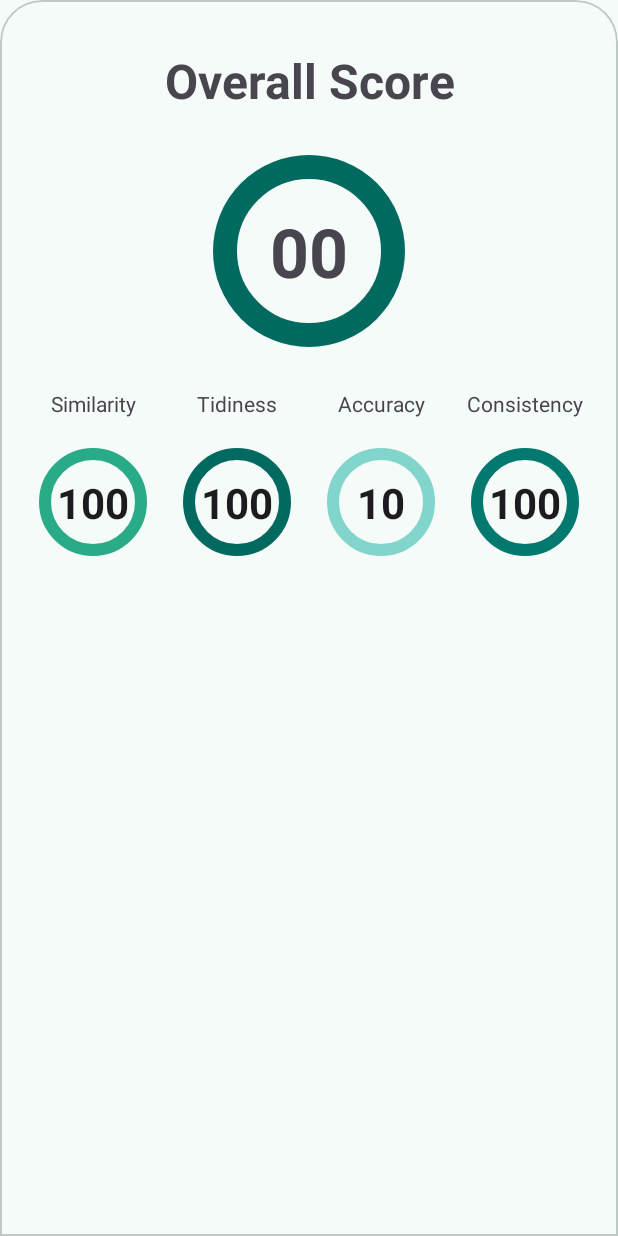
After one commit to damarbob/MaghribMengaji, an Android app: the layout bottom_sheet_check_result.xml on its own in the app's theme, with its tools: preview values and no code run, on a phone screen of 412 x 824 dp. The commit adds this screen. Run offline under Robolectric (Android 15) with nearby library versions, the phone set to English and light mode, and no system bars.

Commit message:
Added Check Result and some UI changes

```diff
--- a/app/src/main/java/com/simsinfotekno/maghribmengaji/ui/adapter/PageAdapter.kt
+++ b/app/src/main/java/com/simsinfotekno/maghribmengaji/ui/adapter/PageAdapter.kt
@@ -69,7 +69,7 @@ class PageAdapter(
                 viewHolder.imageStatus.setImageDrawable(
                     AppCompatResources.getDrawable(
                         viewHolder.imageStatus.context,
-                        R.drawable.round_check_circle_outline_24
+                        R.drawable.check_circle_24px
                     )
                 )
             }
@@ -78,7 +78,7 @@ class PageAdapter(
                 viewHolder.imageStatus.setImageDrawable(
                     AppCompatResources.getDrawable(
                         viewHolder.imageStatus.context,
-                        R.drawable.outline_hourglass_empty_24
+                        R.drawable.hourglass_empty_24px
                     )
                 )
             }
@@ -87,7 +87,7 @@ class PageAdapter(
                 viewHolder.imageStatus.setImageDrawable(
                     AppCompatResources.getDrawable(
                         viewHolder.imageStatus.context,
-                        R.drawable.baseline_arrow_forward_ios_24
+                        R.drawable.arrow_forward_ios_24px
                     )
                 )
             }
--- /dev/null
+++ b/app/src/main/res/layout/bottom_sheet_check_result.xml
@@ -0,0 +1,232 @@
+<?xml version="1.0" encoding="utf-8"?>
+<com.google.android.material.card.MaterialCardView xmlns:android="http://schemas.android.com/apk/res/android"
+    xmlns:app="http://schemas.android.com/apk/res-auto"
+    android:layout_width="match_parent"
+    android:layout_height="match_parent"
+    android:id="@+id/bottomSheetCheckResult"
+    style="@style/Widget.Material3.BottomSheet"
+    app:layout_behavior="@string/bottom_sheet_behavior"
+    android:padding="@dimen/activity_horizontal_margin">
+
+    <ScrollView
+        android:layout_width="match_parent"
+        android:layout_height="match_parent">
+
+        <androidx.constraintlayout.widget.ConstraintLayout
+            android:layout_width="match_parent"
+            android:layout_height="wrap_content">
+
+            <TextView
+                android:id="@+id/checkResultTextView"
+                android:layout_width="match_parent"
+                android:layout_height="wrap_content"
+                android:layout_marginTop="24dp"
+                android:textAlignment="center"
+                android:text="@string/overall_score"
+                android:textAppearance="@style/TextAppearance.Material3.HeadlineLarge"
+                android:textStyle="bold"
+                app:layout_constraintEnd_toEndOf="parent"
+                app:layout_constraintStart_toStartOf="parent"
+                app:layout_constraintTop_toTopOf="parent" />
+
+            <TextView
+                android:id="@+id/checkResultTextViewOverallScore"
+                android:layout_width="match_parent"
+                android:layout_height="wrap_content"
+                android:textAlignment="center"
+                android:text="00"
+                android:textAppearance="@style/TextAppearance.Material3.DisplayMedium"
+                android:textStyle="bold"
+                app:layout_constraintBottom_toBottomOf="@id/checkResultCircularProgressScore"
+                app:layout_constraintEnd_toEndOf="@id/checkResultCircularProgressScore"
+                app:layout_constraintStart_toStartOf="@id/checkResultCircularProgressScore"
+                app:layout_constraintTop_toTopOf="@+id/checkResultCircularProgressScore" />
+
+            <com.google.android.material.progressindicator.CircularProgressIndicator
+                android:id="@+id/checkResultCircularProgressScore"
+                android:layout_width="wrap_content"
+                android:layout_height="wrap_content"
+                android:layout_marginTop="24dp"
+                android:progress="100"
+                android:indeterminate="false"
+                app:showAnimationBehavior="outward"
+                app:trackCornerRadius="8dp"
+                style="@style/Widget.Material3.LinearProgressIndicator"
+                app:indicatorSize="128dp"
+                app:layout_constraintEnd_toEndOf="parent"
+                app:layout_constraintStart_toStartOf="parent"
+                app:layout_constraintTop_toBottomOf="@id/checkResultTextView"
+                app:trackThickness="16dp" />
+
+            <TextView
+                android:id="@+id/checkResultTextViewPreliminaryText"
+                android:layout_width="wrap_content"
+                android:layout_height="wrap_content"
+                android:layout_marginTop="24dp"
+                android:text="@string/similarity"
+                app:layout_constraintEnd_toEndOf="@+id/checkResultProgressIndicatorPreliminary"
+                app:layout_constraintStart_toStartOf="@+id/checkResultProgressIndicatorPreliminary"
+                app:layout_constraintTop_toBottomOf="@id/checkResultCircularProgressScore" />
+
+            <TextView
+                android:id="@+id/checkResultTextViewPreliminaryResult"
+                android:layout_width="wrap_content"
+                android:layout_height="wrap_content"
+                android:text="100"
+                android:textAppearance="@style/TextAppearance.Material3.HeadlineMedium"
+                android:textStyle="bold"
+                app:layout_constraintBottom_toBottomOf="@+id/checkResultProgressIndicatorPreliminary"
+                app:layout_constraintEnd_toEndOf="@+id/checkResultProgressIndicatorPreliminary"
+                app:layout_constraintStart_toStartOf="@+id/checkResultProgressIndicatorPreliminary"
+                app:layout_constraintTop_toTopOf="@+id/checkResultProgressIndicatorPreliminary" />
+
+            <com.google.android.material.progressindicator.CircularProgressIndicator
+                android:id="@+id/checkResultProgressIndicatorPreliminary"
+                style="@style/Widget.Material3.LinearProgressIndicator"
+                android:layout_width="wrap_content"
+                android:layout_height="wrap_content"
+                android:layout_marginStart="16dp"
+                android:layout_marginTop="16dp"
+                android:layout_marginEnd="8dp"
+                android:progress="100"
+                app:indicatorSize="72dp"
+                app:layout_constraintEnd_toStartOf="@id/checkResultProgressIndicatorTidiness"
+                app:layout_constraintStart_toStartOf="parent"
+                app:layout_constraintTop_toBottomOf="@id/checkResultTextViewPreliminaryText"
+                app:trackCornerRadius="4dp"
+                app:trackThickness="8dp"
+                app:indicatorColor="@color/maghrib_mengaji_primary_variant"/>
+
+            <TextView
+                android:id="@+id/checkResultTextViewTidinessText"
+                android:layout_width="wrap_content"
+                android:layout_height="wrap_content"
+                android:layout_marginTop="24dp"
+                android:text="@string/tidiness"
+                app:layout_constraintEnd_toEndOf="@+id/checkResultProgressIndicatorTidiness"
+                app:layout_constraintStart_toStartOf="@+id/checkResultProgressIndicatorTidiness"
+                app:layout_constraintTop_toBottomOf="@id/checkResultCircularProgressScore" />
+
+            <TextView
+                android:id="@+id/checkResultTextViewTidinessResult"
+                android:layout_width="wrap_content"
+                android:layout_height="wrap_content"
+                android:text="100"
+                android:textAppearance="@style/TextAppearance.Material3.HeadlineMedium"
+                android:textStyle="bold"
+                app:layout_constraintBottom_toBottomOf="@+id/checkResultProgressIndicatorTidiness"
+                app:layout_constraintEnd_toEndOf="@+id/checkResultProgressIndicatorTidiness"
+                app:layout_constraintStart_toStartOf="@+id/checkResultProgressIndicatorTidiness"
+                app:layout_constraintTop_toTopOf="@+id/checkResultProgressIndicatorTidiness" />
+
+            <com.google.android.material.progressindicator.CircularProgressIndicator
+                android:id="@+id/checkResultProgressIndicatorTidiness"
+                style="@style/Widget.Material3.LinearProgressIndicator"
+                android:layout_width="wrap_content"
+                android:layout_height="wrap_content"
+                android:layout_marginTop="16dp"
+                android:layout_marginStart="8dp"
+                android:layout_marginEnd="8dp"
+                android:progress="100"
+                app:indicatorSize="72dp"
+                app:layout_constraintStart_toEndOf="@id/checkResultProgressIndicatorPreliminary"
+                app:layout_constraintTop_toBottomOf="@id/checkResultTextViewTidinessText"
+                app:layout_constraintEnd_toStartOf="@id/checkResultProgressIndicatorAccuracy"
+                app:trackThickness="8dp"
+                app:trackCornerRadius="4dp" />
+
+            <TextView
+                android:id="@+id/checkResultTextViewAccuracyText"
+                android:layout_width="wrap_content"
+                android:layout_height="wrap_content"
+                android:layout_marginTop="24dp"
+                android:text="@string/accuracy"
+                app:layout_constraintEnd_toEndOf="@+id/checkResultProgressIndicatorAccuracy"
+                app:layout_constraintStart_toStartOf="@+id/checkResultProgressIndicatorAccuracy"
+                app:layout_constraintTop_toBottomOf="@id/checkResultCircularProgressScore" />
+
+            <TextView
+                android:id="@+id/checkResultTextViewAccuracyResult"
+                android:layout_width="wrap_content"
+                android:layout_height="wrap_content"
+                android:text="10"
+                android:textAppearance="@style/TextAppearance.Material3.HeadlineMedium"
+                android:textStyle="bold"
+                app:layout_constraintBottom_toBottomOf="@+id/checkResultProgressIndicatorAccuracy"
+                app:layout_constraintEnd_toEndOf="@+id/checkResultProgressIndicatorAccuracy"
+                app:layout_constraintStart_toStartOf="@+id/checkResultProgressIndicatorAccuracy"
+                app:layout_constraintTop_toTopOf="@+id/checkResultProgressIndicatorAccuracy" />
+
+            <com.google.android.material.progressindicator.CircularProgressIndicator
+                android:id="@+id/checkResultProgressIndicatorAccuracy"
+                style="@style/Widget.Material3.LinearProgressIndicator"
+                android:layout_width="wrap_content"
+                android:layout_height="wrap_content"
+                android:layout_marginTop="16dp"
+                android:layout_marginStart="8dp"
+                android:layout_marginEnd="8dp"
+                android:progress="100"
+                app:indicatorSize="72dp"
+                app:layout_constraintStart_toEndOf="@id/checkResultProgressIndicatorTidiness"
+                app:layout_constraintTop_toBottomOf="@id/checkResultTextViewAccuracyText"
+                app:layout_constraintEnd_toStartOf="@id/checkResultProgressIndicatorConsistency"
+                app:trackThickness="8dp"
+                app:trackCornerRadius="4dp"
+                app:indicatorColor="@color/md_theme_inversePrimary"/>
+
+            <TextView
+                android:id="@+id/checkResultTextViewConsistencyText"
+                android:layout_width="wrap_content"
+                android:layout_height="wrap_content"
+                android:layout_marginTop="24dp"
+                android:text="@string/consistency"
+                app:layout_constraintEnd_toEndOf="@+id/checkResultProgressIndicatorConsistency"
+                app:layout_constraintStart_toStartOf="@+id/checkResultProgressIndicatorConsistency"
+                app:layout_constraintTop_toBottomOf="@id/checkResultCircularProgressScore" />
+
+            <TextView
+                android:id="@+id/checkResultTextViewConsistencyResult"
+                android:layout_width="wrap_content"
+                android:layout_height="wrap_content"
+                android:text="100"
+                android:textAppearance="@style/TextAppearance.Material3.HeadlineMedium"
+                android:textStyle="bold"
+                app:layout_constraintBottom_toBottomOf="@+id/checkResultProgressIndicatorConsistency"
+                app:layout_constraintEnd_toEndOf="@+id/checkResultProgressIndicatorConsistency"
+                app:layout_constraintStart_toStartOf="@+id/checkResultProgressIndicatorConsistency"
+                app:layout_constraintTop_toTopOf="@+id/checkResultProgressIndicatorConsistency" />
+
+            <com.google.android.material.progressindicator.CircularProgressIndicator
+                android:id="@+id/checkResultProgressIndicatorConsistency"
+                style="@style/Widget.Material3.LinearProgressIndicator"
+                android:layout_width="wrap_content"
+                android:layout_height="wrap_content"
+                android:layout_marginTop="16dp"
+                android:layout_marginStart="8dp"
+                android:layout_marginEnd="16dp"
+                android:progress="100"
+                app:indicatorSize="72dp"
+                app:layout_constraintStart_toEndOf="@id/checkResultProgressIndicatorAccuracy"
+                app:layout_constraintTop_toBottomOf="@id/checkResultTextViewConsistencyText"
+                app:layout_constraintEnd_toEndOf="parent"
+                app:trackThickness="8dp"
+                app:trackCornerRadius="4dp"
+                app:indicatorColor="@color/maghrib_mengaji_primary"/>
+
+            <ImageView
+                android:id="@+id/checkResultImageViewStudentPageImage"
+                android:layout_width="match_parent"
+                android:layout_height="wrap_content"
+                android:layout_marginVertical="24dp"
+                android:maxHeight="720dp"
+                android:adjustViewBounds="true"
+                android:layout_centerInParent="true"
+                android:contentDescription="@string/quran_page_image_description"
+                app:layout_constraintStart_toStartOf="parent"
+                app:layout_constraintEnd_toEndOf="parent"
+                app:layout_constraintTop_toBottomOf="@id/checkResultProgressIndicatorPreliminary"
+                app:layout_constraintBottom_toBottomOf="parent"/>
+
+        </androidx.constraintlayout.widget.ConstraintLayout>
+    </ScrollView>
+</com.google.android.material.card.MaterialCardView>
--- a/app/src/main/res/layout/fragment_similarity_score.xml
+++ b/app/src/main/res/layout/fragment_similarity_score.xml
@@ -68,13 +68,13 @@
         android:layout_width="wrap_content"
         android:layout_height="wrap_content"
         android:indeterminate="true"
-        app:showAnimationBehavior="outward"
-        app:trackCornerRadius="8dp"
         app:indicatorSize="128dp"
         app:layout_constraintBottom_toBottomOf="parent"
         app:layout_constraintEnd_toEndOf="parent"
         app:layout_constraintStart_toStartOf="parent"
         app:layout_constraintTop_toTopOf="parent"
+        app:showAnimationBehavior="outward"
+        app:trackCornerRadius="8dp"
         app:trackThickness="16dp" />
 
     <!-- Old view -->
--- a/app/src/main/res/values/strings.xml
+++ b/app/src/main/res/values/strings.xml
@@ -52,6 +52,12 @@
     <string name="recite">Recite</string>
     <string name="recite_page">Recite Page %1$s</string>
     <string name="audio_page">Audio Page %1$s</string>
+    <string name="check_result">Check Result</string>
+    <string name="overall_score">Overall Score</string>
+    <string name="similarity">Similarity</string>
+    <string name="tidiness">Tidiness</string>
+    <string name="accuracy">Accuracy</string>
+    <string name="consistency">Consistency</string>
     <!-- Strings used for fragments for navigation -->
 
 </resources>
```
Also changed, not shown: app/src/main/java/com/simsinfotekno/maghribmengaji/ui/adapter/VolumeAdapter.kt (+39 -0 lines), app/src/main/java/com/simsinfotekno/maghribmengaji/ui/home/HomeFragment.kt (+12 -5 lines), app/src/main/java/com/simsinfotekno/maghribmengaji/ui/page/PageFragment.kt (+38 -2 lines), app/src/main/java/com/simsinfotekno/maghribmengaji/ui/volumelist/VolumeListFragment.kt (+9 -1 lines), app/src/main/java/com/simsinfotekno/maghribmengaji/usecase/QuranVolumeStatusCheck.kt (added, +110 -0 lines), app/src/main/res/layout/fragment_page.xml (+22 -8 lines), 1 other file.
